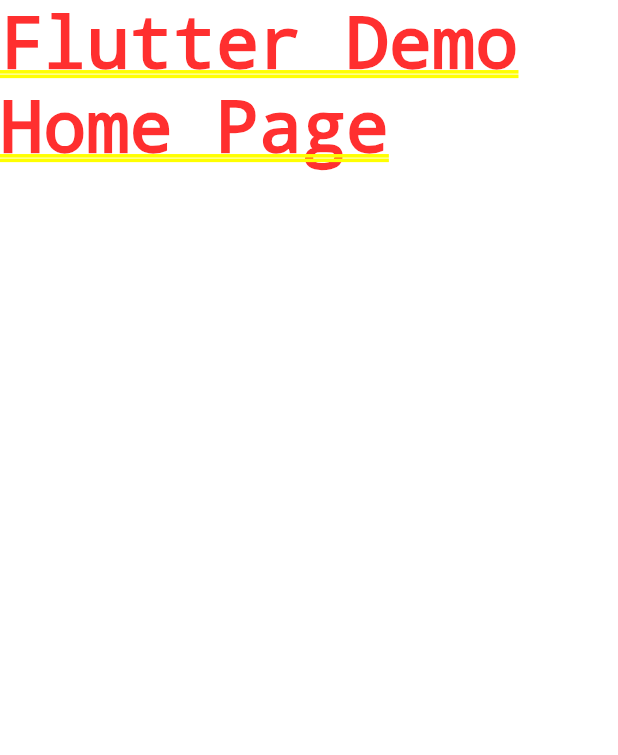
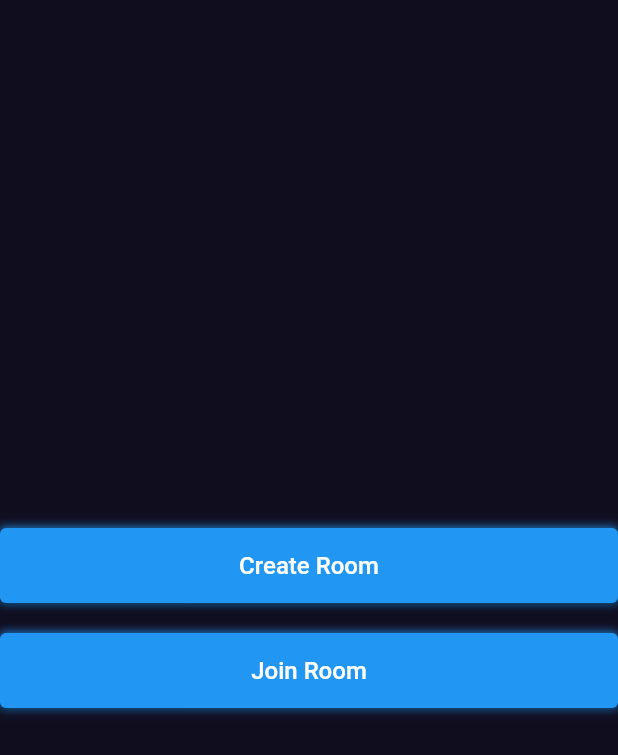
Before and after one commit to KaywebDev/TicTacToe, a Flutter app: the screen it shows after launch, on a phone screen of 412 x 824 dp. Shown: the top 755 px of the screen. Run offline on Flutter 3.47's test engine with Material 2 defaults, Android fonts, the phone set to English and light mode, and no system bars.

Commit message:
Implemented Main Menu Screen

```diff
--- a/lib/main.dart
+++ b/lib/main.dart
@@ -1,4 +1,8 @@
 import 'package:flutter/material.dart';
+import 'package:tictactoe/screens/create_room_screen.dart';
+import 'package:tictactoe/screens/join_room_screen.dart';
+import 'package:tictactoe/screens/main_menu_screen.dart';
+import 'package:tictactoe/utils/colors.dart';
 
 void main() {
   runApp(const MyApp());
@@ -7,15 +11,19 @@
 class MyApp extends StatelessWidget {
   const MyApp({Key? key}) : super(key: key);
 
-  // This widget is the root of your application.
   @override
   Widget build(BuildContext context) {
     return MaterialApp(
       title: 'Flutter Demo',
-      theme: ThemeData(
-        primarySwatch: Colors.blue,
+      theme: ThemeData.dark().copyWith(
+        scaffoldBackgroundColor: bgColor,
       ),
-      home: const Text('Flutter Demo Home Page'),
+      routes: {
+        MainMenuScreen.routeName: (context) => const MainMenuScreen(),
+        JoinRoomScreen.routeName:(context) => const JoinRoomScreen(),
+        CreateRoomScreen.routeName: (context) => const CreateRoomScreen(),
+      },
+      initialRoute: MainMenuScreen.routeName,
     );
   }
 }
--- /dev/null
+++ b/lib/responsive/responsive.dart
@@ -0,0 +1,15 @@
+import 'package:flutter/material.dart';
+
+class Responsive extends StatelessWidget {
+  final Widget child;
+  const Responsive({Key? key, required this.child}) : super(key: key);
+
+  @override
+  Widget build(BuildContext context) {
+    return Center(
+      child: ConstrainedBox(constraints: const BoxConstraints(
+        maxWidth: 600,
+      ),child: child,),
+    );
+  }
+}
--- /dev/null
+++ b/lib/screens/main_menu_screen.dart
@@ -0,0 +1,35 @@
+import 'package:flutter/material.dart';
+import 'package:tictactoe/screens/create_room_screen.dart';
+import 'package:tictactoe/screens/join_room_screen.dart';
+import 'package:tictactoe/widgets/custom_button.dart';
+
+import 'package:tictactoe/responsive/responsive.dart';
+
+class MainMenuScreen extends StatelessWidget {
+  static String routeName = "/main-menu";
+  const MainMenuScreen({Key? key}) : super(key: key);
+
+  void createRoom(BuildContext context) {
+    Navigator.pushNamed(context, CreateRoomScreen.routeName);
+  }
+
+  void joinRoom(BuildContext context) {
+    Navigator.pushNamed(context, JoinRoomScreen.routeName);
+  }
+
+  @override
+  Widget build(BuildContext context) {
+    return Scaffold(
+      body: Responsive(
+        child: Column(
+          mainAxisAlignment: MainAxisAlignment.center,
+          children: [
+            CustomButton(onTap: () => createRoom(context), text: "Create Room",),
+            const SizedBox(height: 20,),
+            CustomButton(onTap: () => joinRoom(context), text: "Join Room",),
+          ],
+        ),
+      ),
+    );
+  }
+}
--- /dev/null
+++ b/lib/utils/colors.dart
@@ -0,0 +1,3 @@
+import 'package:flutter/material.dart';
+
+const bgColor = Color.fromRGBO(16, 13, 31, 1);
--- /dev/null
+++ b/lib/widgets/custom_button.dart
@@ -0,0 +1,31 @@
+import 'package:flutter/material.dart';
+
+class CustomButton extends StatelessWidget {
+  final VoidCallback onTap;
+  final String text;
+  const CustomButton({Key? key, required this.onTap, required this.text,}) : super(key: key);
+
+  @override
+  Widget build(BuildContext context) {
+    final width = MediaQuery.of(context).size.width;
+
+    return Container(
+      decoration: const BoxDecoration(
+        boxShadow: [
+          BoxShadow(
+            color: Colors.blue,
+            blurRadius: 5,
+            spreadRadius: 0,
+          ),
+        ],
+      ),
+      child: ElevatedButton(
+        onPressed: onTap,
+        style: ElevatedButton.styleFrom(
+          minimumSize: Size(width, 50,),
+        ),
+        child: Text(text, style: const TextStyle(fontSize: 16,),),
+        ),
+    );
+  }
+}
```
Also changed, not shown: lib/screens/create_room_screen.dart (added, +16 -0 lines), lib/screens/join_room_screen.dart (added, +16 -0 lines), 1 other file.
